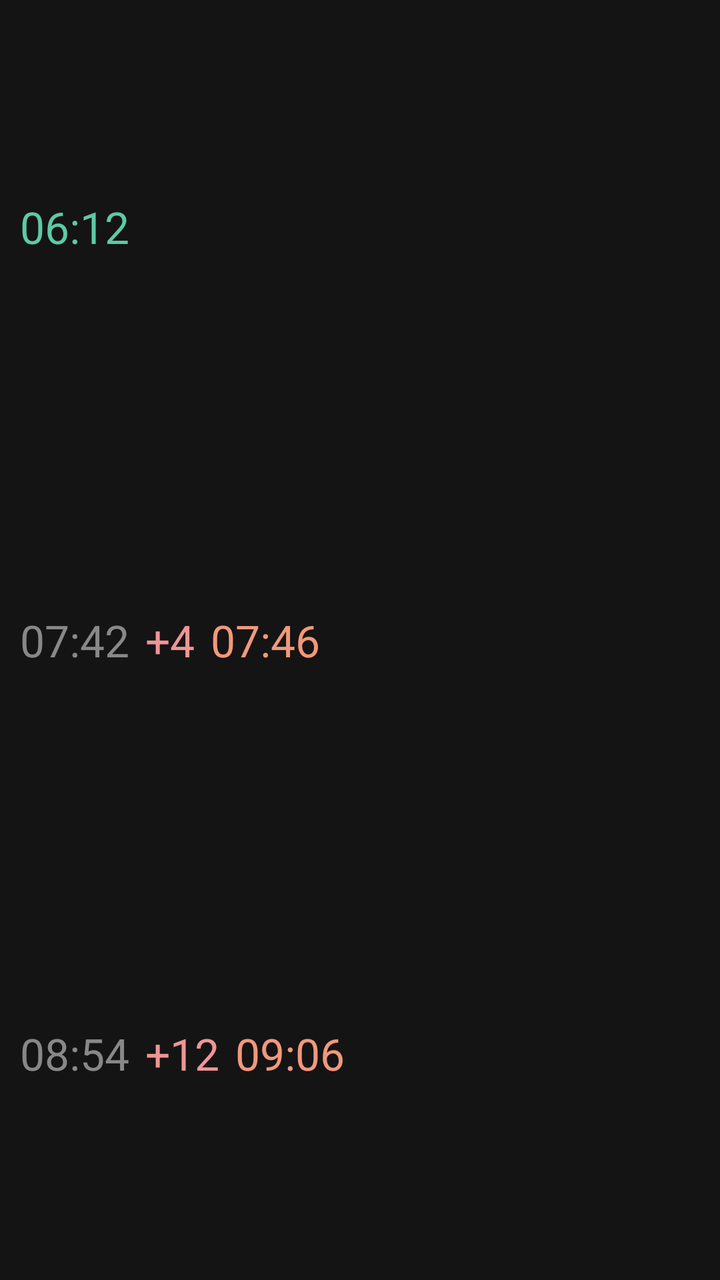
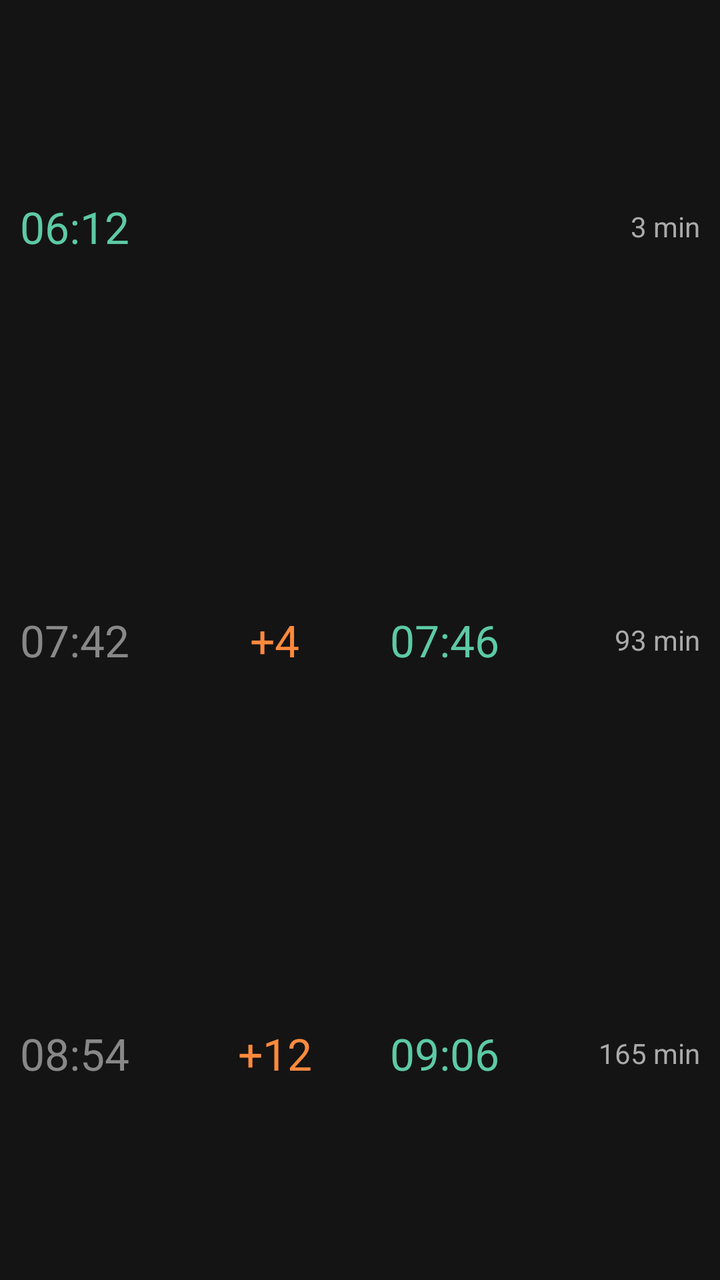

Before-and-after screenshots of an Android layout around one commit, followed by the original layout XML and the change that was made.
<!-- AndroidManifest.xml: application theme Theme.SveticeWidget -->
<!-- res/layout/widget_train.xml -->
<?xml version="1.0" encoding="utf-8"?>
<LinearLayout xmlns:android="http://schemas.android.com/apk/res/android"
    android:layout_width="match_parent"
    android:layout_height="match_parent"
    android:orientation="vertical"
    android:background="#FF141414"
    android:padding="10dp">

    <LinearLayout
        android:layout_width="match_parent"
        android:layout_height="0dp"
        android:layout_weight="1"
        android:orientation="horizontal"
        android:gravity="center_vertical">

        <TextView
            android:layout_width="wrap_content"
            android:layout_height="wrap_content"
            android:text="06:12"
            android:textColor="#FF5DCAA5"
            android:textSize="22sp" />
    </LinearLayout>

    <LinearLayout
        android:layout_width="match_parent"
        android:layout_height="0dp"
        android:layout_weight="1"
        android:orientation="horizontal"
        android:gravity="center_vertical">

        <TextView
            android:layout_width="wrap_content"
            android:layout_height="wrap_content"
            android:text="07:42"
            android:textColor="#FF888888"
            android:textSize="22sp" />

        <TextView
            android:layout_width="wrap_content"
            android:layout_height="wrap_content"
            android:text="+4"
            android:textColor="#FFF09595"
            android:textSize="22sp"
            android:layout_marginStart="8dp"
            android:layout_marginEnd="8dp" />

        <TextView
            android:layout_width="wrap_content"
            android:layout_height="wrap_content"
            android:text="07:46"
            android:textColor="#FFF0997B"
            android:textSize="22sp" />
    </LinearLayout>

    <LinearLayout
        android:layout_width="match_parent"
        android:layout_height="0dp"
        android:layout_weight="1"
        android:orientation="horizontal"
        android:gravity="center_vertical">

        <TextView
            android:layout_width="wrap_content"
            android:layout_height="wrap_content"
            android:text="08:54"
            android:textColor="#FF888888"
            android:textSize="22sp" />

        <TextView
            android:layout_width="wrap_content"
            android:layout_height="wrap_content"
            android:text="+12"
            android:textColor="#FFF09595"
            android:textSize="22sp"
            android:layout_marginStart="8dp"
            android:layout_marginEnd="8dp" />

        <TextView
            android:layout_width="wrap_content"
            android:layout_height="wrap_content"
            android:text="09:06"
            android:textColor="#FFF0997B"
            android:textSize="22sp" />
    </LinearLayout>

</LinearLayout>
<!-- resources referenced by this layout -->
<resources>
  <style name="Theme.SveticeWidget" parent="Theme.AppCompat.DayNight.NoActionBar" />
</resources>

<!-- the commit's change to res/layout/widget_train.xml (unified diff, before → after) -->
@@ -1,86 +1,158 @@
 <?xml version="1.0" encoding="utf-8"?>
-<LinearLayout xmlns:android="http://schemas.android.com/apk/res/android"
+<GridLayout xmlns:android="http://schemas.android.com/apk/res/android"
     android:layout_width="match_parent"
     android:layout_height="match_parent"
-    android:orientation="vertical"
     android:background="#FF141414"
-    android:padding="10dp">
+    android:padding="10dp"
+    android:columnCount="4"
+    android:rowCount="3"
+    android:useDefaultMargins="false">
 
-    <LinearLayout
-        android:layout_width="match_parent"
-        android:layout_height="0dp"
-        android:layout_weight="1"
-        android:orientation="horizontal"
-        android:gravity="center_vertical">
+    
+    <TextView
+        android:id="@+id/t1_planned"
+        android:text="06:12"
+        android:textColor="#FF5DCAA5"
+        android:textSize="22sp"
+        android:gravity="start|center_vertical"
+        android:layout_row="0"
+        android:layout_column="0"
+        android:layout_width="0dp"
+        android:layout_columnWeight="1"
+        android:layout_rowWeight="1" />
 
-        <TextView
-            android:layout_width="wrap_content"
-            android:layout_height="wrap_content"
-            android:text="06:12"
-            android:textColor="#FF5DCAA5"
-            android:textSize="22sp" />
-    </LinearLayout>
+    <TextView
+        android:id="@+id/t1_delay"
+        android:text=""
+        android:textColor="#FFFF8A3D"
+        android:textSize="22sp"
+        android:gravity="center"
+        android:layout_row="0"
+        android:layout_column="1"
+        android:layout_width="0dp"
+        android:layout_columnWeight="1"
+        android:layout_rowWeight="1" />
 
-    <LinearLayout
-        android:layout_width="match_parent"
-        android:layout_height="0dp"
-        android:layout_weight="1"
-        android:orientation="horizontal"
-        android:gravity="center_vertical">
+    <TextView
+        android:id="@+id/t1_new"
+        android:text=""
+        android:textColor="#FF5DCAA5"
+        android:textSize="22sp"
+        android:gravity="center"
+        android:layout_row="0"
+        android:layout_column="2"
+        android:layout_width="0dp"
+        android:layout_columnWeight="1"
+        android:layout_rowWeight="1" />
 
-        <TextView
-            android:layout_width="wrap_content"
-            android:layout_height="wrap_content"
-            android:text="07:42"
-            android:textColor="#FF888888"
-            android:textSize="22sp" />
+    <TextView
+        android:id="@+id/t1_eta"
+        android:text="3 min"
+        android:textColor="#FFAAAAAA"
+        android:textSize="14sp"
+        android:gravity="end|center_vertical"
+        android:layout_row="0"
+        android:layout_column="3"
+        android:layout_width="0dp"
+        android:layout_columnWeight="1"
+        android:layout_rowWeight="1" />
 
-        <TextView
-            android:layout_width="wrap_content"
-            android:layout_height="wrap_content"
-            android:text="+4"
-            android:textColor="#FFF09595"
-            android:textSize="22sp"
-            android:layout_marginStart="8dp"
-            android:layout_marginEnd="8dp" />
+    
+    <TextView
+        android:id="@+id/t2_planned"
+        android:text="07:42"
+        android:textColor="#FF888888"
+        android:textSize="22sp"
+        android:gravity="start|center_vertical"
+        android:layout_row="1"
+        android:layout_column="0"
+        android:layout_width="0dp"
+        android:layout_columnWeight="1"
+        android:layout_rowWeight="1" />
 
-        <TextView
-            android:layout_width="wrap_content"
-            android:layout_height="wrap_content"
-            android:text="07:46"
-            android:textColor="#FFF0997B"
-            android:textSize="22sp" />
-    </LinearLayout>
+    <TextView
+        android:id="@+id/t2_delay"
+        android:text="+4"
+        android:textColor="#FFFF8A3D"
+        android:textSize="22sp"
+        android:gravity="center"
+        android:layout_row="1"
+        android:layout_column="1"
+        android:layout_width="0dp"
+        android:layout_columnWeight="1"
+        android:layout_rowWeight="1" />
 
-    <LinearLayout
-        android:layout_width="match_parent"
-        android:layout_height="0dp"
-        android:layout_weight="1"
-        android:orientation="horizontal"
-        android:gravity="center_vertical">
+    <TextView
+        android:id="@+id/t2_new"
+        android:text="07:46"
+        android:textColor="#FF5DCAA5"
+        android:textSize="22sp"
+        android:gravity="center"
+        android:layout_row="1"
+        android:layout_column="2"
+        android:layout_width="0dp"
+        android:layout_columnWeight="1"
+        android:layout_rowWeight="1" />
 
-        <TextView
-            android:layout_width="wrap_content"
-            android:layout_height="wrap_content"
-            android:text="08:54"
-            android:textColor="#FF888888"
-            android:textSize="22sp" />
+    <TextView
+        android:id="@+id/t2_eta"
+        android:text="93 min"
+        android:textColor="#FFAAAAAA"
+        android:textSize="14sp"
+        android:gravity="end|center_vertical"
+        android:layout_row="1"
+        android:layout_column="3"
+        android:layout_width="0dp"
+        android:layout_columnWeight="1"
+        android:layout_rowWeight="1" />
 
-        <TextView
-            android:layout_width="wrap_content"
-            android:layout_height="wrap_content"
-            android:text="+12"
-            android:textColor="#FFF09595"
-            android:textSize="22sp"
-            android:layout_marginStart="8dp"
-            android:layout_marginEnd="8dp" />
+    
+    <TextView
+        android:id="@+id/t3_planned"
+        android:text="08:54"
+        android:textColor="#FF888888"
+        android:textSize="22sp"
+        android:gravity="start|center_vertical"
+        android:layout_row="2"
+        android:layout_column="0"
+        android:layout_width="0dp"
+        android:layout_columnWeight="1"
+        android:layout_rowWeight="1" />
 
-        <TextView
-            android:layout_width="wrap_content"
-            android:layout_height="wrap_content"
-            android:text="09:06"
-            android:textColor="#FFF0997B"
-            android:textSize="22sp" />
-    </LinearLayout>
+    <TextView
+        android:id="@+id/t3_delay"
+        android:text="+12"
+        android:textColor="#FFFF8A3D"
+        android:textSize="22sp"
+        android:gravity="center"
+        android:layout_row="2"
+        android:layout_column="1"
+        android:layout_width="0dp"
+        android:layout_columnWeight="1"
+        android:layout_rowWeight="1" />
 
-</LinearLayout>
+    <TextView
+        android:id="@+id/t3_new"
+        android:text="09:06"
+        android:textColor="#FF5DCAA5"
+        android:textSize="22sp"
+        android:gravity="center"
+        android:layout_row="2"
+        android:layout_column="2"
+        android:layout_width="0dp"
+        android:layout_columnWeight="1"
+        android:layout_rowWeight="1" />
+
+    <TextView
+        android:id="@+id/t3_eta"
+        android:text="165 min"
+        android:textColor="#FFAAAAAA"
+        android:textSize="14sp"
+        android:gravity="end|center_vertical"
+        android:layout_row="2"
+        android:layout_column="3"
+        android:layout_width="0dp"
+        android:layout_columnWeight="1"
+        android:layout_rowWeight="1" />
+
+</GridLayout>
